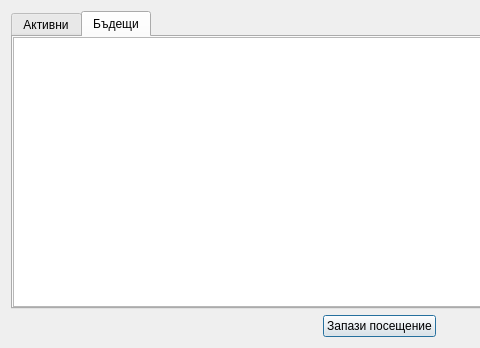
Before: the Qt Designer form src/View/Widgets/notificationlistdialog.ui in thefinalcutbg/DinoDent, drawn with Qt 5; both pictures show x 0 to 480 and y 0 to 348 of the 759 by 348 pixel window.
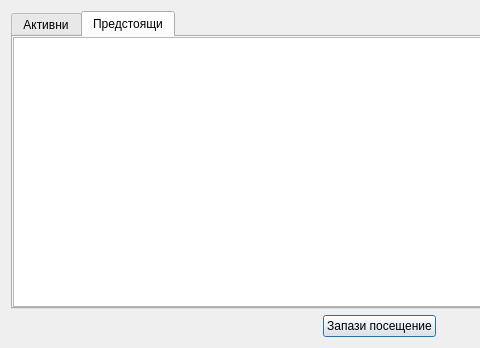
After: the same form once the commit is applied. The open tabs and pages were chosen to show the change.

What changed in the file:
```diff
--- a/src/View/Widgets/notificationlistdialog.ui
+++ b/src/View/Widgets/notificationlistdialog.ui
@@ -47,7 +47,7 @@
      </widget>
      <widget class="QWidget" name="tab_2">
       <attribute name="title">
-       <string>Бъдещи</string>
+       <string>Предстоящи</string>
       </attribute>
       <layout class="QVBoxLayout" name="verticalLayout_3">
        <property name="leftMargin">
```
Left out of the diff: 2 changed lines with no effect on the pictures.
